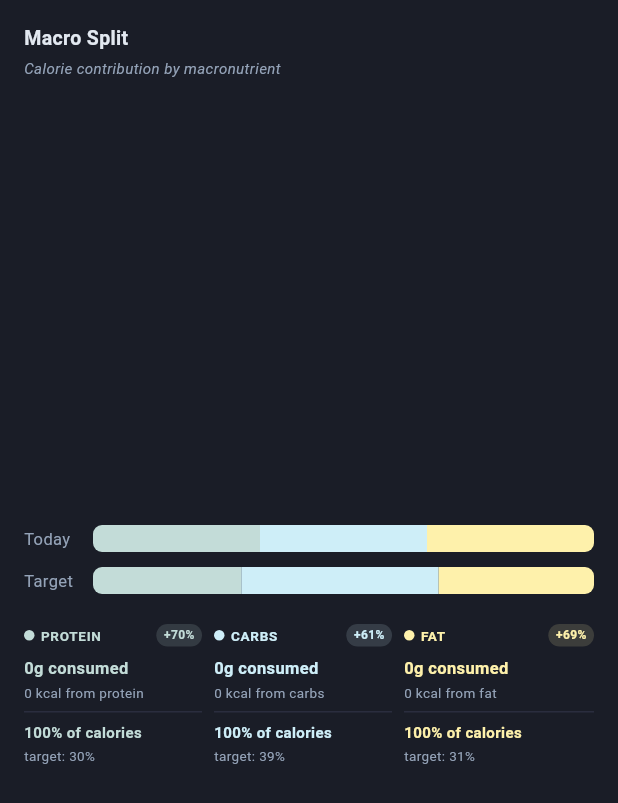
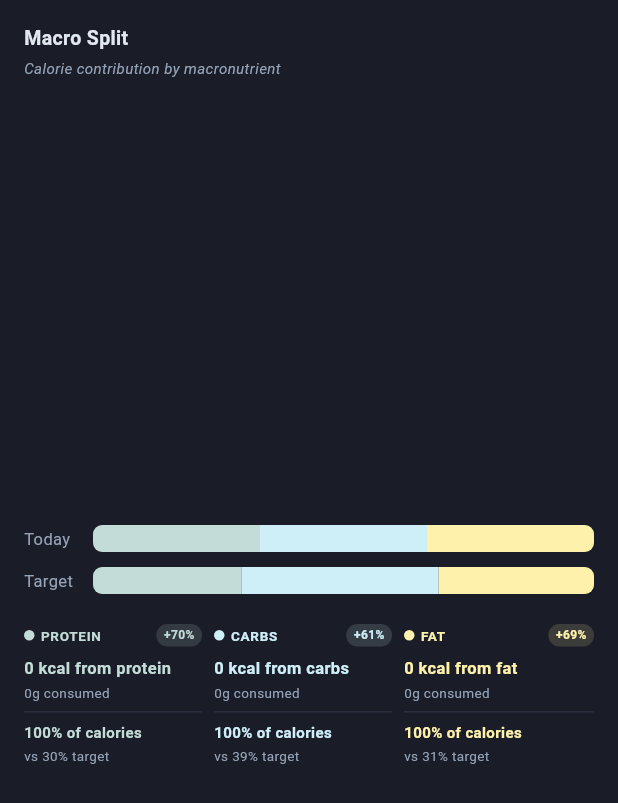
Before and after one commit to worldpeacemetta/WorldPeaceBuilder, a Flutter app: the _MacroSplitPanel widget shown alone on an empty page, opened directly with empty values, on a phone screen of 412 x 824 dp. Shown: the top 803 px of the screen. Run offline on Flutter 3.47's test engine with Material 3 defaults, Android fonts, the phone set to English and light mode, and no system bars; our stand-ins replace fl_chart, flutter_riverpod, go_router, image_picker, shared_preferences, supabase_flutter; missing offline and left inert: mobile_scanner; accounts and stored records are empty.

Commit message:
Macro Split legend: kcal is primary bold line, grams muted; 'vs X% target'
https://claude.ai/code/session_01Fh3mjq5VUhPDJmziG8ZXP6

```diff
--- a/mobile/lib/screens/daily_log/day_detail_screen.dart
+++ b/mobile/lib/screens/daily_log/day_detail_screen.dart
@@ -646,15 +646,15 @@ class _MacroSplitPanel extends StatelessWidget {
                         ],
                       ),
                       const SizedBox(height: 6),
-                      // Grams (large, colored)
-                      Text('${grams[i].round()}g consumed',
+                      // Kcal from macro (primary — bold, colored)
+                      Text('$kcal kcal ${macroOf[i]}',
                           style: TextStyle(
                               fontSize: 11,
                               fontWeight: FontWeight.w700,
                               color: colors[i])),
                       const SizedBox(height: 2),
-                      // Kcal from macro
-                      Text('$kcal kcal ${macroOf[i]}',
+                      // Grams (secondary — muted)
+                      Text('${grams[i].round()}g consumed',
                           style: TextStyle(fontSize: 9, color: cs.textMuted)),
                       // Thin divider
                       Padding(
@@ -668,7 +668,7 @@ class _MacroSplitPanel extends StatelessWidget {
                               fontWeight: FontWeight.w600,
                               color: colors[i])),
                       const SizedBox(height: 2),
-                      Text('target: $tPct%',
+                      Text('vs $tPct% target',
                           style: TextStyle(fontSize: 9, color: cs.textMuted)),
                     ],
                   ),
```
